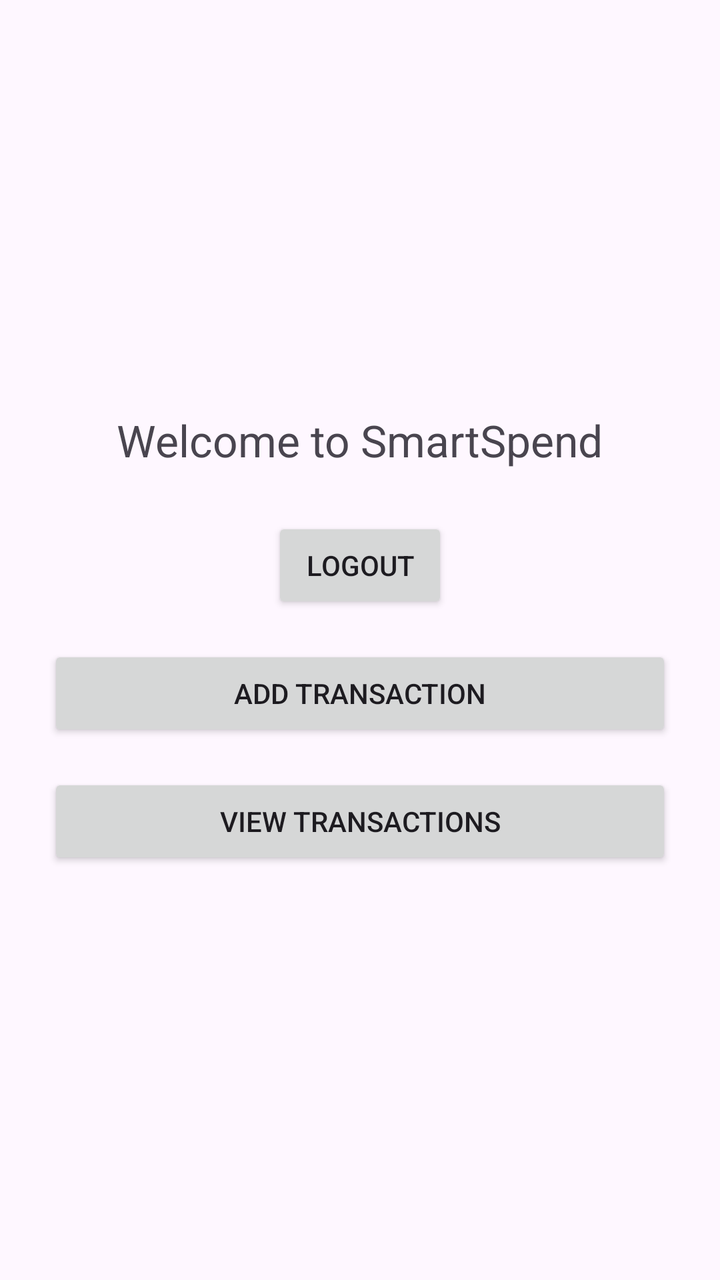
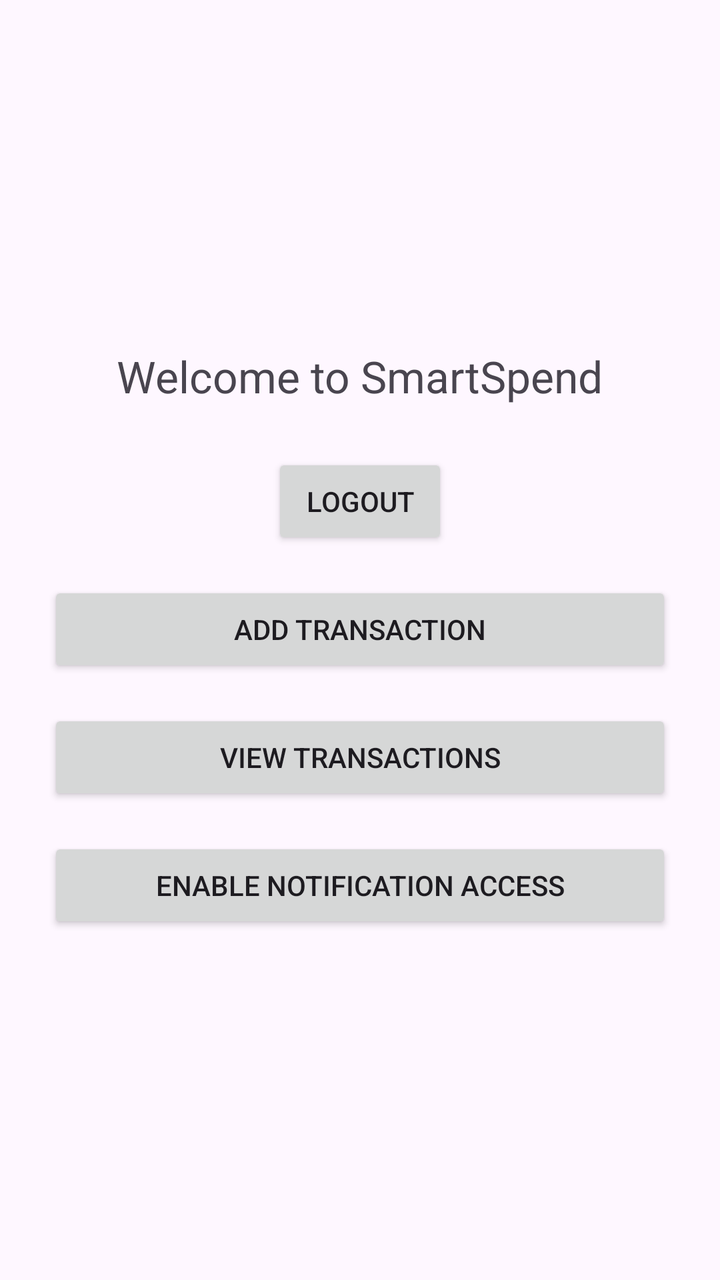

The first picture is an Android layout as it rendered before a commit; the second is the same layout after the commit. The layout source and the unified diff follow.
<!-- AndroidManifest.xml: application theme Theme.SmartSpend -->
<!-- res/layout/activity_home.xml -->
<?xml version="1.0" encoding="utf-8"?>
<LinearLayout xmlns:android="http://schemas.android.com/apk/res/android"
    android:layout_width="match_parent"
    android:layout_height="match_parent"
    android:orientation="vertical"
    android:gravity="center"
    android:padding="24dp">

    <TextView
        android:id="@+id/tvWelcome"
        android:layout_width="wrap_content"
        android:layout_height="wrap_content"
        android:text="Welcome to SmartSpend"
        android:textSize="22sp"
        android:layout_marginBottom="24dp" />

    <Button
        android:id="@+id/btnLogout"
        android:layout_width="wrap_content"
        android:layout_height="wrap_content"
        android:text="Logout" />

    <Button
        android:id="@+id/btnAddTransaction"
        android:layout_width="match_parent"
        android:layout_height="wrap_content"
        android:text="Add Transaction"
        android:layout_marginTop="16dp" />

    <Button
        android:id="@+id/btnViewTransactions"
        android:layout_width="match_parent"
        android:layout_height="wrap_content"
        android:text="View Transactions"
        android:layout_marginTop="16dp" />

</LinearLayout>
<!-- resources referenced by this layout -->
<resources>
  <style name="Theme.SmartSpend" parent="Base.Theme.SmartSpend" />
  <style name="Base.Theme.SmartSpend" parent="Theme.Material3.DayNight.NoActionBar">
          
          
      </style>
</resources>

<!-- the commit's change to res/layout/activity_home.xml (unified diff, before → after) -->
@@ -34,4 +34,10 @@
         android:text="View Transactions"
         android:layout_marginTop="16dp" />
 
+    <Button
+        android:id="@+id/btnEnableNotificationAccess"
+        android:layout_width="match_parent"
+        android:layout_height="wrap_content"
+        android:text="Enable Notification Access"
+        android:layout_marginTop="16dp" />
 </LinearLayout>
